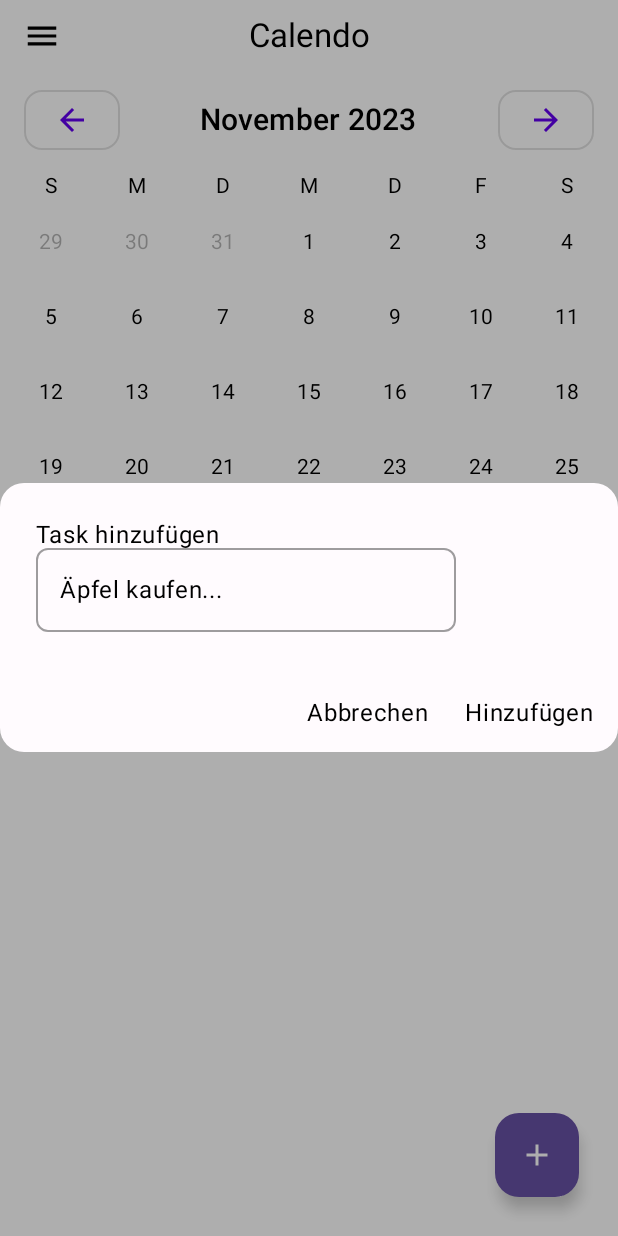
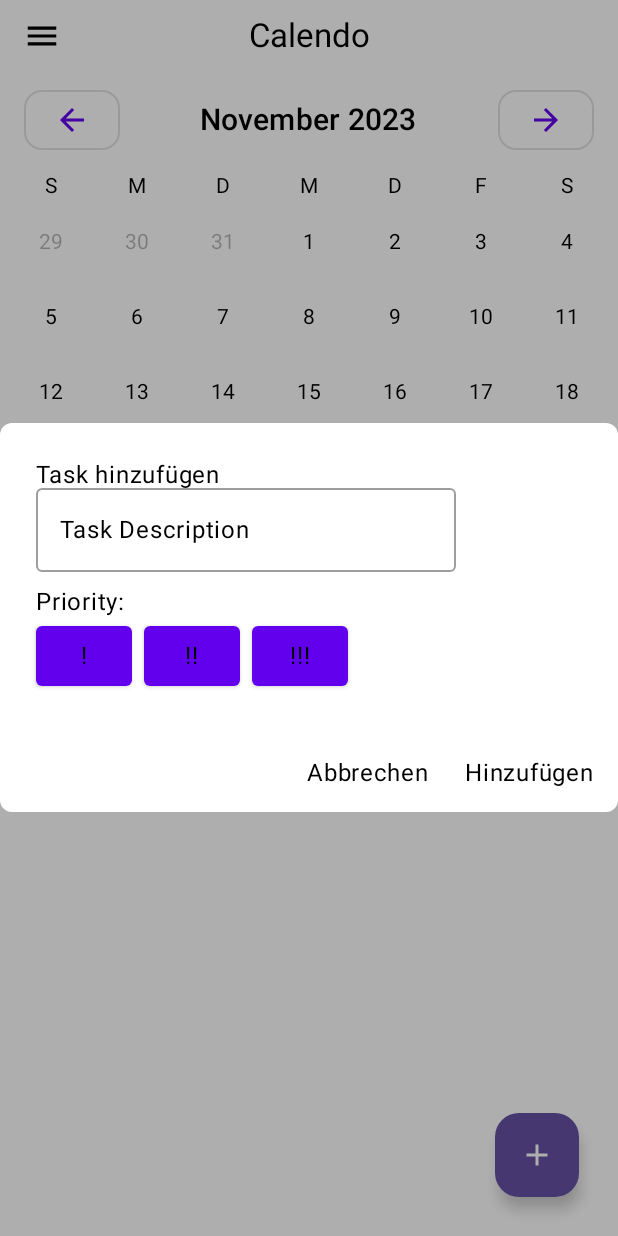
Before and after one commit to AeternumDev/App-Project-One, an Android app built with Jetpack Compose: the screen it shows after launch (MainActivity), after a tap on "Floating action button.", on a phone screen of 412 x 824 dp. Run offline under Robolectric (Android 15) with nearby library versions, the phone set to English and light mode, and no system bars; our stand-ins replace accompanist.

Commit message:
Version 1.8.1-alpha

```diff
--- a/app/src/main/java/com/example/taskmaker/MainActivity.kt
+++ b/app/src/main/java/com/example/taskmaker/MainActivity.kt
@@ -5,15 +5,9 @@ import android.os.Build
 import android.os.Bundle
 import androidx.annotation.RequiresApi
 import androidx.appcompat.app.AppCompatActivity
-import androidx.compose.animation.AnimatedVisibility
-import androidx.compose.animation.animateContentSize
 import androidx.compose.animation.core.FastOutSlowInEasing
+import androidx.compose.animation.core.animateFloatAsState
 import androidx.compose.animation.core.tween
-import androidx.compose.animation.fadeIn
-import androidx.compose.animation.fadeOut
-import androidx.compose.animation.scaleIn
-import androidx.compose.animation.scaleOut
-import androidx.compose.animation.shrinkVertically
 import androidx.compose.foundation.clickable
 import androidx.compose.foundation.isSystemInDarkTheme
 import androidx.compose.foundation.layout.*
@@ -34,8 +28,13 @@ import androidx.compose.material3.lightColorScheme
 import androidx.compose.runtime.*
 import androidx.compose.runtime.snapshots.SnapshotStateList
 import androidx.compose.ui.Alignment
+import androidx.compose.ui.ExperimentalComposeUiApi
 import androidx.compose.ui.Modifier
+import androidx.compose.ui.focus.FocusRequester
+import androidx.compose.ui.focus.focusRequester
 import androidx.compose.ui.graphics.Color
+import androidx.compose.ui.graphics.graphicsLayer
+import androidx.compose.ui.platform.LocalSoftwareKeyboardController
 import androidx.compose.ui.text.font.FontWeight
 import androidx.compose.ui.tooling.preview.Preview
 import androidx.compose.ui.unit.dp
@@ -43,9 +42,7 @@ import androidx.compose.ui.unit.sp
 import androidx.core.view.WindowCompat
 import com.aeternumindustries.taskmaker.databinding.ActivityMainBinding
 import com.example.taskmaker.ui.theme.TaskMakerTheme
-import kotlinx.coroutines.delay
 import kotlinx.coroutines.launch
-
 
 
 class MainActivity : AppCompatActivity() {
@@ -60,25 +57,23 @@ class MainActivity : AppCompatActivity() {
     override fun onCreate(savedInstanceState: Bundle?) {
         super.onCreate(savedInstanceState)
 
-
-
         binding = ActivityMainBinding.inflate(layoutInflater)
-
         setContentView(binding.root)
-
         WindowCompat.setDecorFitsSystemWindows(window, false)
 
         binding.composeView.setContent {
-
             TaskMakerTheme { // Apply Material 3 theming
                 // Your existing Compose content
                 TaskListScreen(tasks)
                 if (showAddTaskDialog) {
-                    AddTaskDialog(onAdd = { task ->
+                    AddTaskDialog(
+                        showAddTaskDialog = showAddTaskDialog,
+                        onAdd = { task ->
                             tasks.add(task)
                             showAddTaskDialog = false
                             saveTasks()
-                    }, onDismiss = { showAddTaskDialog = false })
+                        }
+                    ) { showAddTaskDialog = false }
                 }
             }
         }
@@ -88,8 +83,17 @@ class MainActivity : AppCompatActivity() {
         super.onResume()
         val sharedPref = getSharedPreferences("task_preferences", Context.MODE_PRIVATE)
         val savedTasks = sharedPref.getStringSet("tasks", null)
-        if (savedTasks != null) {
-            tasks = mutableStateListOf<String>().apply { addAll(savedTasks) }
+        val savedCompletedTasks =
+            sharedPref.getStringSet("completedTasks", null) // Load completed tasks
+
+        savedTasks?.let {
+            tasks.clear()
+            tasks.addAll(it)
+        }
+
+        savedCompletedTasks?.let {
+            completedTasks.clear()
+            completedTasks.addAll(it)
         }
     }
 
@@ -117,50 +121,94 @@ class MainActivity : AppCompatActivity() {
         TaskListScreen(previewTasks)
     }
 
+
+    @OptIn(ExperimentalComposeUiApi::class)
     @Composable
-    fun AddTaskDialog(onAdd: (String) -> Unit, onDismiss: () -> Unit) {
+    fun AddTaskDialog(showAddTaskDialog: Boolean, onAdd: (String) -> Unit, onDismiss: () -> Unit) {
         var text by remember { mutableStateOf("") }
+        var priority by remember { mutableStateOf(1) } // Default to 1 (normal priority)
+        val keyboardController = LocalSoftwareKeyboardController.current
+        val focusRequester = remember { FocusRequester() }
 
+        val prioritySymbol = when (priority) {
+            2 -> "!"
+            3 -> "!!"
+            4 -> "!!!"
+            else -> "" // No symbol for normal priority
+        }
+
+        if (showAddTaskDialog) {
             AlertDialog(
-            onDismissRequest = onDismiss,
+                onDismissRequest = {
+                    keyboardController?.hide()
+                    onDismiss()
+                },
                 title = {
-                Text(
-                    "Task hinzufügen"
-
-                )
+                    Text(text = "Task hinzufügen")
                 },
                 text = {
+                    Column {
                         OutlinedTextField(
                             value = text,
                             onValueChange = { text = it },
-                    label = { Text("Äpfel kaufen...") },
+                            label = { Text("Task Description") },
                             singleLine = true,
-                    shape = RoundedCornerShape(8.dp) // Rounded corners for the TextField
+                            modifier = Modifier.focusRequester(focusRequester)
                         )
+                        Spacer(modifier = Modifier.height(8.dp))
+                        Text("Priority:")
+                        Row {
+                            PriorityButton(priorityLabel = "!", setPriority = { priority = 2 })
+                            PriorityButton(priorityLabel = "!!", setPriority = { priority = 3 })
+                            PriorityButton(priorityLabel = "!!!", setPriority = { priority = 4 })
+                        }
+                    }
                 },
                 confirmButton = {
                     TextButton(
                         onClick = {
-                        onAdd(text)
-                        text = "" // Optional: Clear the text field after adding a task
+                            // Concatenate the task description with the priority symbol
+                            val taskWithPriority =
+                                text + if (prioritySymbol.isNotEmpty()) " ($prioritySymbol)" else ""
+                            if (taskWithPriority.isNotBlank()) {
+                                onAdd(taskWithPriority)
+                                text = "" // Clear the text field after adding a task
+                                priority = 1 // Reset to default (normal priority)
+                            }
+                            keyboardController?.hide()
                         }
                     ) {
                         Text("Hinzufügen")
                     }
                 },
                 dismissButton = {
-                TextButton(
-                    onClick = onDismiss
-                ) {
+                    TextButton(onClick = {
+                        keyboardController?.hide()
+                        onDismiss()
+                    }) {
                         Text("Abbrechen")
                     }
                 },
-            shape = RoundedCornerShape(16.dp), // Rounded corners for the dialog
-            backgroundColor = MaterialTheme.colorScheme.surface,
-            contentColor = MaterialTheme.colorScheme.onSurface
+                shape = RoundedCornerShape(8.dp)
             )
+
+            // Launch effect to request focus and show keyboard
+            LaunchedEffect(Unit) {
+                focusRequester.requestFocus()
+                keyboardController?.show()
+            }
+        }
     }
 
+    @Composable
+    fun PriorityButton(priorityLabel: String, setPriority: () -> Unit) {
+        Button(
+            onClick = setPriority,
+            modifier = Modifier.padding(end = 8.dp)
+        ) {
+            Text(priorityLabel)
+        }
+    }
 
 
     @OptIn(ExperimentalMaterial3Api::class)
@@ -190,7 +238,13 @@ class MainActivity : AppCompatActivity() {
 
                 topBar = {
                     CenterAlignedTopAppBar(
-                        title = { Text("Calendo", modifier = Modifier.padding(vertical = 8.dp), color = MaterialTheme.colorScheme.onSurface) },
+                        title = {
+                            Text(
+                                "Calendo",
+                                modifier = Modifier.padding(vertical = 8.dp),
+                                color = MaterialTheme.colorScheme.onSurface
+                            )
+                        },
                         navigationIcon = {
                             IconButton(onClick = {
                                 coroutineScope.launch {
@@ -200,7 +254,8 @@ class MainActivity : AppCompatActivity() {
                                 Icon(
                                     Icons.Filled.Menu,
                                     contentDescription = "Menu",
-                                    modifier = Modifier.size(25.dp))
+                                    modifier = Modifier.size(25.dp)
+                                )
                             }
                         },
                         colors = TopAppBarDefaults.centerAlignedTopAppBarColors(
@@ -244,17 +299,29 @@ class MainActivity : AppCompatActivity() {
             )
         }
     }
+
     //done/erledigt button
     @Composable
     fun CompletedTaskSection(completedTasks: SnapshotStateList<String>) {
         var expanded by remember { mutableStateOf(false) }
-    val lightGreen = Color(0xFFB2F2BB) // Example light green color
+        val lightGreen = Color(0xFFB2F2BB)
+
+        val animationProgress by animateFloatAsState(
+            targetValue = if (expanded) 1f else 0f,
+            // Increase the duration for a smoother transition
+            animationSpec = tween(durationMillis = 800, easing = FastOutSlowInEasing), label = ""
+        )
 
         Card(
             modifier = Modifier
                 .padding(8.dp)
-            // Smoother animation with FastOutSlowInEasing
-            .animateContentSize(animationSpec = tween(durationMillis = 600, easing = FastOutSlowInEasing)),
+                .graphicsLayer {
+                    // Scale the card based on the animation progress
+                    scaleX = lerp(start = 0.95f, stop = 1f, fraction = animationProgress)
+                    scaleY = lerp(start = 0.95f, stop = 1f, fraction = animationProgress)
+                    // Adjust the alpha value based on the animation progress
+                    alpha = lerp(start = 0.7f, stop = 1f, fraction = animationProgress)
+                },
             shape = RoundedCornerShape(12.dp),
             elevation = 0.dp,
             backgroundColor = lightGreen
@@ -262,18 +329,17 @@ fun CompletedTaskSection(completedTasks: SnapshotStateList<String>) {
             Column(modifier = Modifier.clickable { expanded = !expanded }) {
                 Text(
                     "Done",
-                modifier = Modifier.padding(start = 16.dp, top = 8.dp, end = 16.dp, bottom = 8.dp),
+                    modifier = Modifier.padding(
+                        start = 16.dp,
+                        top = 8.dp,
+                        end = 16.dp,
+                        bottom = 8.dp
+                    ),
                     fontSize = 14.sp,
                     fontWeight = FontWeight.Medium
                 )
 
-            AnimatedVisibility(
-                visible = expanded,
-                enter = fadeIn(animationSpec = tween(durationMillis = 800)) +
-                        scaleIn(initialScale = 0.8f),
-                exit = fadeOut(animationSpec = tween(durationMillis = 800)) +
-                        scaleOut(targetScale = 0.8f)
-            ) {
+                if (expanded) {
                     Column {
                         completedTasks.forEach { task ->
                             TaskItemRow(task, onReactivateTask = {
@@ -285,6 +351,10 @@ fun CompletedTaskSection(completedTasks: SnapshotStateList<String>) {
                 }
             }
         }
+    }
+
+    fun lerp(start: Float, stop: Float, fraction: Float): Float {
+        return (1 - fraction) * start + fraction * stop
     }
 
     @Composable
@@ -340,6 +410,7 @@ fun CompletedTaskSection(completedTasks: SnapshotStateList<String>) {
         val sharedPref = getSharedPreferences("task_preferences", Context.MODE_PRIVATE)
         with(sharedPref.edit()) {
             putStringSet("tasks", tasks.toSet())
+            putStringSet("completedTasks", completedTasks.toSet()) // Save completed tasks
             apply()
         }
     }
@@ -353,9 +424,9 @@ fun CompletedTaskSection(completedTasks: SnapshotStateList<String>) {
                 .padding(horizontal = 8.dp)
                 .padding(vertical = 10.dp)
         ) {
-            items(items = tasks, key = { it }) { task ->
+            itemsIndexed(items = tasks) { index, task ->
                 val isVisible = remember { mutableStateOf(true) }
-                TaskItem(task = task, isVisible = isVisible, onDelete = {
+                TaskItem(task = task, onDelete = {
                     if (isVisible.value) {
                         isVisible.value = false
                     } else {
@@ -370,18 +441,16 @@ fun CompletedTaskSection(completedTasks: SnapshotStateList<String>) {
 
     //Tasklist
     @Composable
-fun TaskItem(task: String, isVisible: MutableState<Boolean>, onDelete: (String) -> Unit, onTaskCompleted: (String) -> Unit) {
-        val isVisibleValue = isVisible.value
+    fun TaskItem(
+        task: String,
+        onDelete: (String) -> Unit,
+        onTaskCompleted: (String) -> Unit
+    ) {
         val isChecked =
             remember { mutableStateOf(false) } // State to keep track of the checkmark status
 
-        AnimatedVisibility(
-            visible = isVisibleValue,
-            exit = fadeOut(animationSpec = tween(durationMillis = 300)) + shrinkVertically()
-        ) {
         Row(
             modifier = Modifier
-                    .animateContentSize()
                 .fillMaxWidth()
                 .padding(vertical = 3.dp, horizontal = 0.dp)
         ) {
@@ -391,17 +460,14 @@ fun TaskItem(task: String, isVisible: MutableState<Boolean>, onDelete: (String)
                 onCheckedChange = { checked ->
                     isChecked.value = checked
                     if (checked) {
-                            isVisible.value = false
                         onTaskCompleted(task)
                     }
                 },
-
                 colors = CheckboxDefaults.colors(
                     checkedColor = MaterialTheme.colorScheme.primary,
                     uncheckedColor = MaterialTheme.colorScheme.onSurface.copy(alpha = 0.6f)
                 ),
                 modifier = Modifier.padding(end = 8.dp).align(Alignment.CenterVertically)
-
             )
 
             val textColor =
@@ -413,25 +479,16 @@ fun TaskItem(task: String, isVisible: MutableState<Boolean>, onDelete: (String)
                 modifier = Modifier.align(Alignment.CenterVertically)
             )
             Spacer(Modifier.weight(1f))
-                IconButton(onClick = {
-                    isVisible.value = false
-                    onDelete(task)
-                }, modifier = Modifier.align(Alignment.CenterVertically)) {
+            IconButton(
+                onClick = { onDelete(task) },
+                modifier = Modifier.align(Alignment.CenterVertically)
+            ) {
                 Icon(
                     imageVector = Icons.Rounded.Delete,
                     contentDescription = "Delete",
                     tint = Color(0xFF6750A4)
                 )
             }
-
-                if (!isVisibleValue) {
-                    LaunchedEffect(task) {
-                        delay(300)
-                        onDelete(task)
         }
     }
 }
-        }
-    }
-
-}
```
Lines whose indentation alone changed are shown as unchanged.
